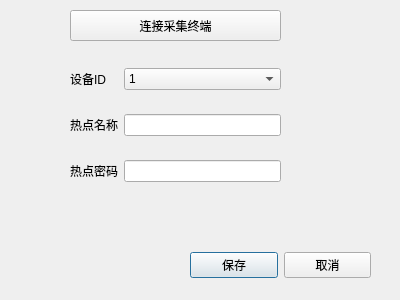
Qt form dialogconf.ui (WirelessDataCollect/UpperMonitor) before a commit.
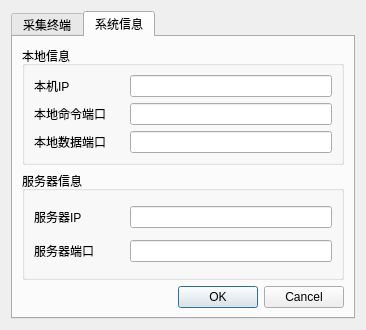
The same form after that commit.

Diff of the .ui file:
```diff
--- a/dialogconf.ui
+++ b/dialogconf.ui
@@ -6,32 +6,112 @@
    <rect>
     <x>0</x>
     <y>0</y>
-    <width>400</width>
-    <height>300</height>
+    <width>366</width>
+    <height>330</height>
    </rect>
   </property>
   <property name="windowTitle">
    <string>终端设置</string>
   </property>
-  <widget class="QWidget" name="layoutWidget">
-   <property name="geometry">
-    <rect>
-     <x>70</x>
-     <y>50</y>
-     <width>211</width>
-     <height>151</height>
-    </rect>
-   </property>
+  <layout class="QGridLayout" name="gridLayout_4">
+   <item row="0" column="0">
+    <widget class="QTabWidget" name="tabWidget">
+     <property name="currentIndex">
+      <number>1</number>
+     </property>
+     <widget class="QWidget" name="Tab1">
+      <attribute name="title">
+       <string>采集终端</string>
+      </attribute>
    <layout class="QGridLayout" name="gridLayout">
-    <item row="0" column="0">
+       <item row="1" column="0">
      <widget class="QLabel" name="label">
       <property name="text">
        <string>设备ID</string>
       </property>
      </widget>
     </item>
-    <item row="0" column="1">
+       <item row="2" column="0">
+        <widget class="QLabel" name="label_2">
+         <property name="text">
+          <string>热点名称</string>
+         </property>
+        </widget>
+       </item>
+       <item row="2" column="1" colspan="2">
+        <widget class="QLineEdit" name="lineEdit">
+         <property name="sizePolicy">
+          <sizepolicy hsizetype="Expanding" vsizetype="Fixed">
+           <horstretch>0</horstretch>
+           <verstretch>0</verstretch>
+          </sizepolicy>
+         </property>
+         <property name="minimumSize">
+          <size>
+           <width>0</width>
+           <height>25</height>
+          </size>
+         </property>
+        </widget>
+       </item>
+       <item row="3" column="0">
+        <widget class="QLabel" name="label_3">
+         <property name="text">
+          <string>热点密码</string>
+         </property>
+        </widget>
+       </item>
+       <item row="3" column="1" colspan="2">
+        <widget class="QLineEdit" name="lineEdit_2">
+         <property name="minimumSize">
+          <size>
+           <width>0</width>
+           <height>25</height>
+          </size>
+         </property>
+        </widget>
+       </item>
+       <item row="4" column="2">
+        <widget class="QDialogButtonBox" name="buttonBox">
+         <property name="standardButtons">
+          <set>QDialogButtonBox::Cancel|QDialogButtonBox::Ok</set>
+         </property>
+        </widget>
+       </item>
+       <item row="0" column="0">
+        <widget class="QLabel" name="label_9">
+         <property name="text">
+          <string>设备连接</string>
+         </property>
+        </widget>
+       </item>
+       <item row="0" column="2">
+        <widget class="QPushButton" name="pushButton_3">
+         <property name="sizePolicy">
+          <sizepolicy hsizetype="Preferred" vsizetype="Fixed">
+           <horstretch>0</horstretch>
+           <verstretch>0</verstretch>
+          </sizepolicy>
+         </property>
+         <property name="minimumSize">
+          <size>
+           <width>0</width>
+           <height>25</height>
+          </size>
+         </property>
+         <property name="text">
+          <string>连接采集终端</string>
+         </property>
+        </widget>
+       </item>
+       <item row="1" column="2">
      <widget class="QComboBox" name="comboBox">
+         <property name="minimumSize">
+          <size>
+           <width>0</width>
+           <height>25</height>
+          </size>
+         </property>
       <item>
        <property name="text">
         <string>1</string>
@@ -59,67 +139,123 @@
       </item>
      </widget>
     </item>
+      </layout>
+     </widget>
+     <widget class="QWidget" name="Tab2">
+      <attribute name="title">
+       <string>系统信息</string>
+      </attribute>
+      <layout class="QVBoxLayout" name="verticalLayout_2">
+       <item>
+        <widget class="QGroupBox" name="groupBox">
+         <property name="title">
+          <string>本地信息</string>
+         </property>
+         <layout class="QGridLayout" name="gridLayout_2">
+          <item row="0" column="0">
+           <widget class="QLabel" name="label_4">
+            <property name="sizePolicy">
+             <sizepolicy hsizetype="Minimum" vsizetype="Preferred">
+              <horstretch>0</horstretch>
+              <verstretch>0</verstretch>
+             </sizepolicy>
+            </property>
+            <property name="minimumSize">
+             <size>
+              <width>90</width>
+              <height>0</height>
+             </size>
+            </property>
+            <property name="text">
+             <string>本机IP</string>
+            </property>
+           </widget>
+          </item>
+          <item row="0" column="3">
+           <widget class="QLineEdit" name="lineEdit_4"/>
+          </item>
+          <item row="1" column="3">
+           <widget class="QLineEdit" name="lineEdit_5"/>
+          </item>
+          <item row="2" column="3">
+           <widget class="QLineEdit" name="lineEdit_6"/>
+          </item>
+          <item row="2" column="0">
+           <widget class="QLabel" name="label_6">
+            <property name="text">
+             <string>本地数据端口</string>
+            </property>
+           </widget>
+          </item>
     <item row="1" column="0">
-     <widget class="QLabel" name="label_2">
+           <widget class="QLabel" name="label_5">
       <property name="text">
-       <string>热点名称</string>
+             <string>本地命令端口</string>
+            </property>
+           </widget>
+          </item>
+         </layout>
+        </widget>
+       </item>
+       <item>
+        <widget class="QGroupBox" name="groupBox_2">
+         <property name="title">
+          <string>服务器信息</string>
+         </property>
+         <layout class="QGridLayout" name="gridLayout_3">
+          <item row="0" column="0">
+           <widget class="QLabel" name="label_7">
+            <property name="sizePolicy">
+             <sizepolicy hsizetype="Minimum" vsizetype="Preferred">
+              <horstretch>0</horstretch>
+              <verstretch>0</verstretch>
+             </sizepolicy>
+            </property>
+            <property name="minimumSize">
+             <size>
+              <width>90</width>
+              <height>0</height>
+             </size>
+            </property>
+            <property name="text">
+             <string>服务器IP</string>
+            </property>
+           </widget>
+          </item>
+          <item row="0" column="1">
+           <widget class="QLineEdit" name="lineEdit_7"/>
+          </item>
+          <item row="1" column="0">
+           <widget class="QLabel" name="label_8">
+            <property name="sizePolicy">
+             <sizepolicy hsizetype="Minimum" vsizetype="Preferred">
+              <horstretch>0</horstretch>
+              <verstretch>0</verstretch>
+             </sizepolicy>
+            </property>
+            <property name="text">
+             <string>服务器端口</string>
       </property>
      </widget>
     </item>
     <item row="1" column="1">
-     <widget class="QLineEdit" name="lineEdit"/>
-    </item>
-    <item row="2" column="0">
-     <widget class="QLabel" name="label_3">
-      <property name="text">
-       <string>热点密码</string>
-      </property>
-     </widget>
-    </item>
-    <item row="2" column="1">
-     <widget class="QLineEdit" name="lineEdit_2"/>
-    </item>
-   </layout>
-  </widget>
-  <widget class="QWidget" name="layoutWidget">
-   <property name="geometry">
-    <rect>
-     <x>190</x>
-     <y>250</y>
-     <width>181</width>
-     <height>31</height>
-    </rect>
-   </property>
-   <layout class="QHBoxLayout" name="horizontalLayout">
-    <item>
-     <widget class="QPushButton" name="pushButton">
-      <property name="text">
-       <string>保存</string>
-      </property>
-     </widget>
+           <widget class="QLineEdit" name="lineEdit_8"/>
+          </item>
+         </layout>
+        </widget>
     </item>
     <item>
-     <widget class="QPushButton" name="pushButton_2">
-      <property name="text">
-       <string>取消</string>
+        <widget class="QDialogButtonBox" name="buttonBox_2">
+         <property name="standardButtons">
+          <set>QDialogButtonBox::Cancel|QDialogButtonBox::Ok</set>
       </property>
      </widget>
     </item>
    </layout>
   </widget>
-  <widget class="QPushButton" name="pushButton_3">
-   <property name="geometry">
-    <rect>
-     <x>70</x>
-     <y>10</y>
-     <width>211</width>
-     <height>31</height>
-    </rect>
-   </property>
-   <property name="text">
-    <string>连接采集终端</string>
-   </property>
-  </widget>
+    </widget>
+   </item>
+  </layout>
  </widget>
  <resources/>
  <connections/>
```
Lines whose indentation alone changed are shown as unchanged.
